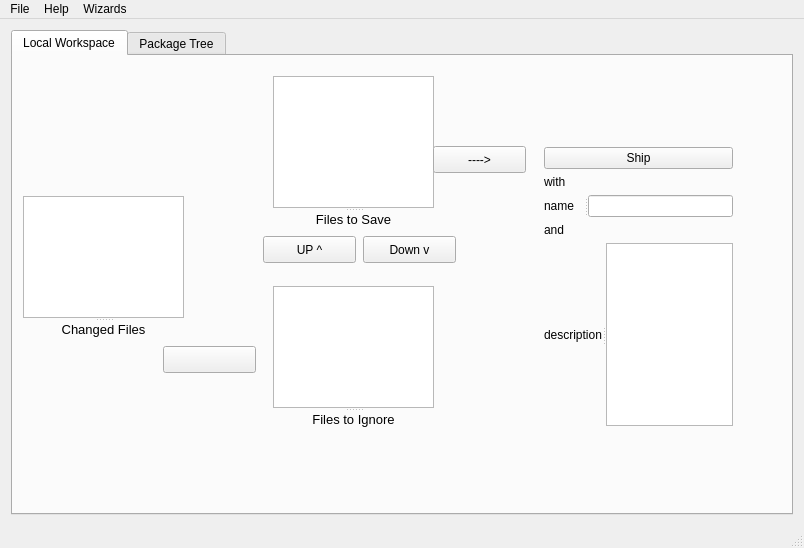
Above: mainwindow.ui from jgm/gitit before the change. Below: the same form after it.
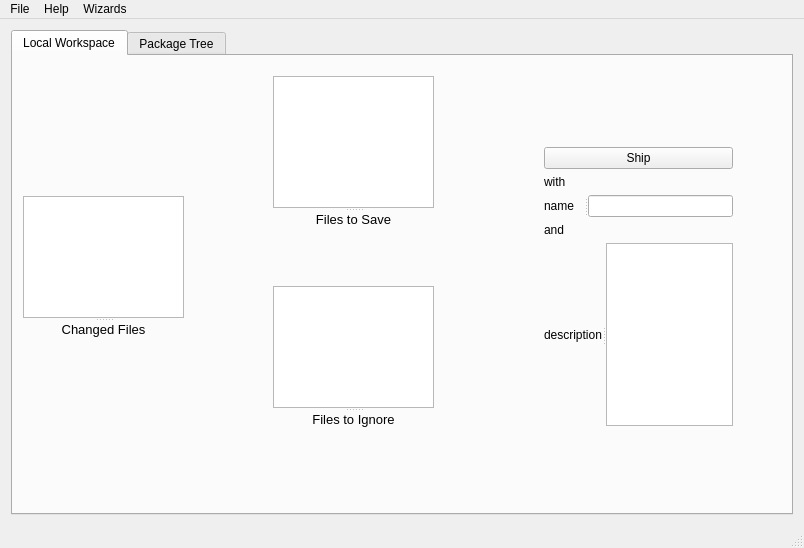
That is the form after the change. Icons and pictures are not drawn.

Commit message: filtered first three letters from filename

The edit to the form file:
```diff
--- a/mainwindow.ui
+++ b/mainwindow.ui
@@ -170,53 +170,27 @@
          <widget class="QPushButton" name="pushButton_3">
           <property name="geometry">
            <rect>
-            <x>150</x>
-            <y>290</y>
-            <width>93</width>
-            <height>27</height>
+            <x>170</x>
+            <y>160</y>
+            <width>91</width>
+            <height>201</height>
            </rect>
           </property>
           <property name="text">
            <string/>
           </property>
-         </widget>
-         <widget class="QPushButton" name="pushButton_4">
-          <property name="geometry">
-           <rect>
-            <x>250</x>
-            <y>180</y>
-            <width>93</width>
-            <height>27</height>
-           </rect>
+          <property name="icon">
+           <iconset>
+            <normaloff>:/images/downArrow.png</normaloff>:/images/downArrow.png</iconset>
           </property>
-          <property name="text">
-           <string>UP ^</string>
+          <property name="iconSize">
+           <size>
+            <width>90</width>
+            <height>200</height>
+           </size>
           </property>
-         </widget>
-         <widget class="QPushButton" name="pushButton_5">
-          <property name="geometry">
-           <rect>
-            <x>350</x>
-            <y>180</y>
-            <width>93</width>
-            <height>27</height>
-           </rect>
-          </property>
-          <property name="text">
-           <string>Down v</string>
-          </property>
-         </widget>
-         <widget class="QPushButton" name="pushButton_6">
-          <property name="geometry">
-           <rect>
-            <x>420</x>
-            <y>90</y>
-            <width>93</width>
-            <height>27</height>
-           </rect>
-          </property>
-          <property name="text">
-           <string>----&gt;</string>
+          <property name="flat">
+           <bool>true</bool>
           </property>
          </widget>
          <widget class="QPushButton" name="pushButton_2">
```
Left out of the diff: 6 changed lines with no effect on the pictures. The commit also changes 2 other files.
